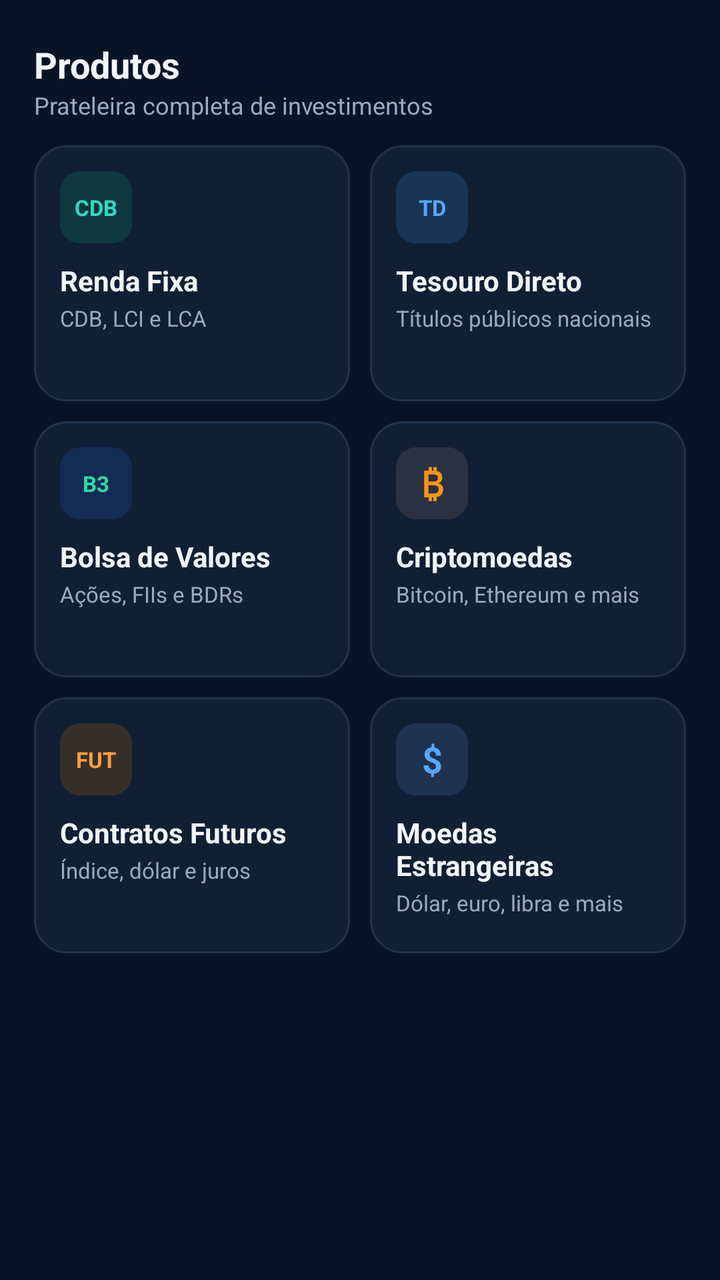
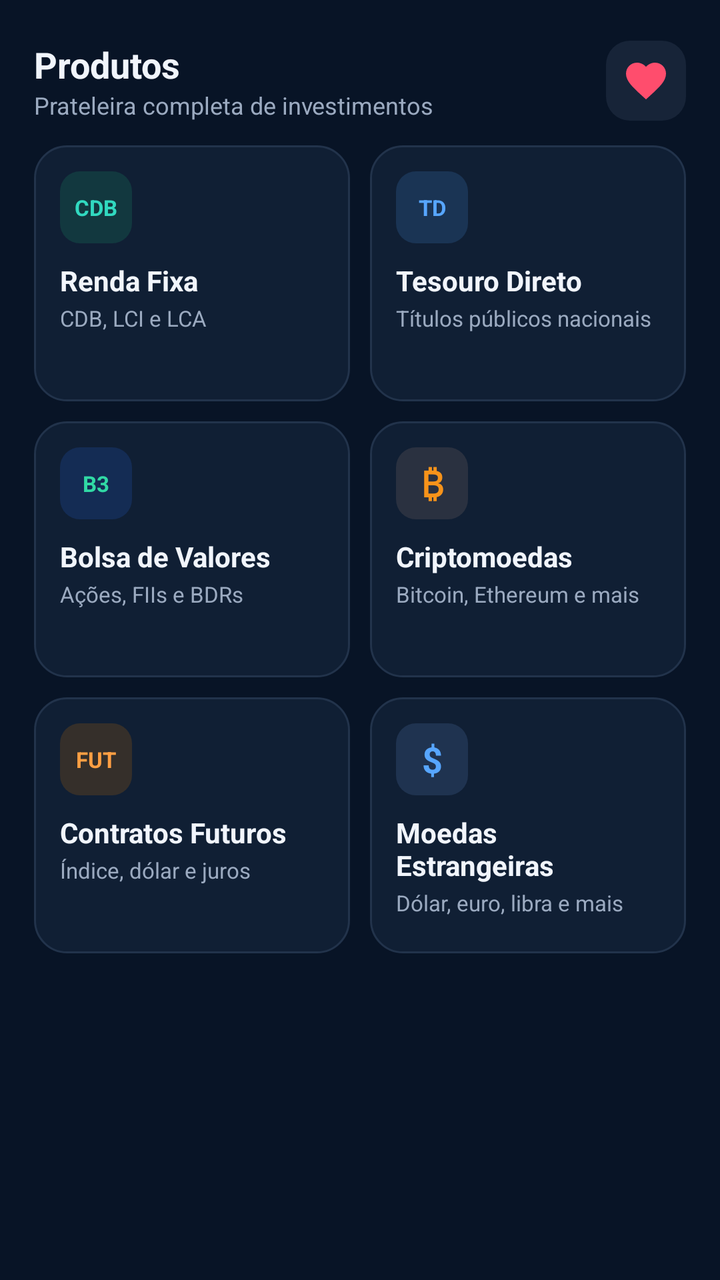

Two renders of the same Android screen: before a commit and after it. Below are the layout's source before the change and the commit's diff.
<!-- AndroidManifest.xml: application theme Theme.AccurancyMobileApp -->
<!-- res/layout/fragment_aportes.xml -->
<?xml version="1.0" encoding="utf-8"?>
<FrameLayout
    xmlns:android="http://schemas.android.com/apk/res/android"
    xmlns:app="http://schemas.android.com/apk/res-auto"
    android:layout_width="match_parent"
    android:layout_height="match_parent"
    android:background="#081426">

    <androidx.constraintlayout.widget.ConstraintLayout
        android:layout_width="match_parent"
        android:layout_height="match_parent">

        <ScrollView
            android:id="@+id/scrollProdutos"
            android:layout_width="0dp"
            android:layout_height="0dp"
            android:fillViewport="true"
            android:clipToPadding="false"
            android:overScrollMode="never"
            app:layout_constraintTop_toTopOf="parent"
            app:layout_constraintBottom_toBottomOf="parent"
            app:layout_constraintStart_toStartOf="parent"
            app:layout_constraintEnd_toEndOf="parent">

            <LinearLayout
                android:layout_width="match_parent"
                android:layout_height="wrap_content"
                android:orientation="vertical"
                android:paddingStart="17dp"
                android:paddingTop="20dp"
                android:paddingEnd="17dp"
                android:paddingBottom="20dp">

                
                <TextView
                    android:layout_width="match_parent"
                    android:layout_height="wrap_content"
                    android:text="Produtos"
                    android:textColor="#F1F5FC"
                    android:textSize="18sp"
                    android:textStyle="bold" />

                <TextView
                    android:layout_width="match_parent"
                    android:layout_height="wrap_content"
                    android:text="Prateleira completa de investimentos"
                    android:textColor="#9BAAC0"
                    android:textSize="12sp" />

                
                <LinearLayout
                    android:layout_width="match_parent"
                    android:layout_height="wrap_content"
                    android:layout_marginTop="12dp"
                    android:orientation="horizontal">

                    
                    <LinearLayout
                        android:id="@+id/cardRendaFixa"
                        android:layout_width="0dp"
                        android:layout_height="128dp"
                        android:layout_weight="1"
                        android:layout_marginEnd="5dp"
                        android:background="@drawable/bg_carteira_card"
                        android:clickable="true"
                        android:focusable="true"
                        android:orientation="vertical"
                        android:padding="13dp">

                        <TextView
                            android:layout_width="36dp"
                            android:layout_height="36dp"
                            android:background="@drawable/bg_icone_renda_fixa"
                            android:gravity="center"
                            android:text="CDB"
                            android:textColor="#31D9C0"
                            android:textSize="11sp"
                            android:textStyle="bold" />

                        <TextView
                            android:layout_width="match_parent"
                            android:layout_height="wrap_content"
                            android:layout_marginTop="9dp"
                            android:text="Renda Fixa"
                            android:textColor="#F1F5FC"
                            android:textSize="14sp"
                            android:textStyle="bold" />

                        <TextView
                            android:layout_width="match_parent"
                            android:layout_height="wrap_content"
                            android:layout_marginTop="2dp"
                            android:text="CDB, LCI e LCA"
                            android:textColor="#9BAAC0"
                            android:textSize="11sp" />

                    </LinearLayout>

                    
                    <LinearLayout
                        android:id="@+id/cardTesouroDireto"
                        android:layout_width="0dp"
                        android:layout_height="128dp"
                        android:layout_weight="1"
                        android:layout_marginStart="5dp"
                        android:background="@drawable/bg_carteira_card"
                        android:clickable="true"
                        android:focusable="true"
                        android:orientation="vertical"
                        android:padding="13dp">

                        <TextView
                            android:layout_width="36dp"
                            android:layout_height="36dp"
                            android:background="@drawable/bg_icone_tesouro"
                            android:gravity="center"
                            android:text="TD"
                            android:textColor="#57A6FF"
                            android:textSize="11sp"
                            android:textStyle="bold" />

                        <TextView
                            android:layout_width="match_parent"
                            android:layout_height="wrap_content"
                            android:layout_marginTop="9dp"
                            android:text="Tesouro Direto"
                            android:textColor="#F1F5FC"
                            android:textSize="14sp"
                            android:textStyle="bold" />

                        <TextView
                            android:layout_width="match_parent"
                            android:layout_height="wrap_content"
                            android:layout_marginTop="2dp"
                            android:text="Títulos públicos nacionais"
                            android:textColor="#9BAAC0"
                            android:textSize="11sp" />

                    </LinearLayout>

                </LinearLayout>

                
                <LinearLayout
                    android:layout_width="match_parent"
                    android:layout_height="wrap_content"
                    android:layout_marginTop="10dp"
                    android:orientation="horizontal">

                    
                    <LinearLayout
                        android:id="@+id/cardBolsaValores"
                        android:layout_width="0dp"
                        android:layout_height="128dp"
                        android:layout_weight="1"
                        android:layout_marginEnd="5dp"
                        android:background="@drawable/bg_carteira_card"
                        android:clickable="true"
                        android:focusable="true"
                        android:orientation="vertical"
                        android:padding="13dp">

                        <TextView
                            android:layout_width="36dp"
                            android:layout_height="36dp"
                            android:background="@drawable/bg_icone_renda_variavel"
                            android:gravity="center"
                            android:text="B3"
                            android:textColor="#31D9A5"
                            android:textSize="11sp"
                            android:textStyle="bold" />

                        <TextView
                            android:layout_width="match_parent"
                            android:layout_height="wrap_content"
                            android:layout_marginTop="9dp"
                            android:text="Bolsa de Valores"
                            android:textColor="#F1F5FC"
                            android:textSize="14sp"
                            android:textStyle="bold" />

                        <TextView
                            android:layout_width="match_parent"
                            android:layout_height="wrap_content"
                            android:layout_marginTop="2dp"
                            android:text="Ações, FIIs e BDRs"
                            android:textColor="#9BAAC0"
                            android:textSize="11sp" />

                    </LinearLayout>

                    
                    <LinearLayout
                        android:id="@+id/cardCriptomoedasAportes"
                        android:layout_width="0dp"
                        android:layout_height="128dp"
                        android:layout_weight="1"
                        android:layout_marginStart="5dp"
                        android:background="@drawable/bg_carteira_card"
                        android:clickable="true"
                        android:focusable="true"
                        android:orientation="vertical"
                        android:padding="13dp">

                        <TextView
                            android:layout_width="36dp"
                            android:layout_height="36dp"
                            android:background="@drawable/bg_categoria_cripto"
                            android:gravity="center"
                            android:text="₿"
                            android:textColor="#F7931A"
                            android:textSize="18sp"
                            android:textStyle="bold" />

                        <TextView
                            android:layout_width="match_parent"
                            android:layout_height="wrap_content"
                            android:layout_marginTop="9dp"
                            android:text="Criptomoedas"
                            android:textColor="#F1F5FC"
                            android:textSize="14sp"
                            android:textStyle="bold" />

                        <TextView
                            android:layout_width="match_parent"
                            android:layout_height="wrap_content"
                            android:layout_marginTop="2dp"
                            android:text="Bitcoin, Ethereum e mais"
                            android:textColor="#9BAAC0"
                            android:textSize="11sp" />

                    </LinearLayout>

                </LinearLayout>

                
                <LinearLayout
                    android:layout_width="match_parent"
                    android:layout_height="wrap_content"
                    android:layout_marginTop="10dp"
                    android:orientation="horizontal">

                    
                    <LinearLayout
                        android:id="@+id/cardFuturosAportes"
                        android:layout_width="0dp"
                        android:layout_height="128dp"
                        android:layout_weight="1"
                        android:layout_marginEnd="5dp"
                        android:background="@drawable/bg_carteira_card"
                        android:clickable="true"
                        android:focusable="true"
                        android:orientation="vertical"
                        android:padding="13dp">

                        <TextView
                            android:layout_width="36dp"
                            android:layout_height="36dp"
                            android:background="@drawable/bg_categoria_futuros"
                            android:gravity="center"
                            android:text="FUT"
                            android:textColor="#FF9F43"
                            android:textSize="11sp"
                            android:textStyle="bold" />

                        <TextView
                            android:layout_width="match_parent"
                            android:layout_height="wrap_content"
                            android:layout_marginTop="9dp"
                            android:text="Contratos Futuros"
                            android:textColor="#F1F5FC"
                            android:textSize="14sp"
                            android:textStyle="bold" />

                        <TextView
                            android:layout_width="match_parent"
                            android:layout_height="wrap_content"
                            android:layout_marginTop="2dp"
                            android:text="Índice, dólar e juros"
                            android:textColor="#9BAAC0"
                            android:textSize="11sp" />

                    </LinearLayout>

                    
                    <LinearLayout
                        android:id="@+id/cardMoedasAportes"
                        android:layout_width="0dp"
                        android:layout_height="128dp"
                        android:layout_weight="1"
                        android:layout_marginStart="5dp"
                        android:background="@drawable/bg_carteira_card"
                        android:clickable="true"
                        android:focusable="true"
                        android:orientation="vertical"
                        android:padding="13dp">

                        <TextView
                            android:layout_width="36dp"
                            android:layout_height="36dp"
                            android:background="@drawable/bg_categoria_moeda"
                            android:gravity="center"
                            android:text="$"
                            android:textColor="#57A6FF"
                            android:textSize="18sp"
                            android:textStyle="bold" />

                        <TextView
                            android:layout_width="match_parent"
                            android:layout_height="wrap_content"
                            android:layout_marginTop="9dp"
                            android:text="Moedas Estrangeiras"
                            android:textColor="#F1F5FC"
                            android:textSize="14sp"
                            android:textStyle="bold" />

                        <TextView
                            android:layout_width="match_parent"
                            android:layout_height="wrap_content"
                            android:layout_marginTop="2dp"
                            android:text="Dólar, euro, libra e mais"
                            android:textColor="#9BAAC0"
                            android:textSize="11sp" />

                    </LinearLayout>

                </LinearLayout>

            </LinearLayout>

        </ScrollView>

    </androidx.constraintlayout.widget.ConstraintLayout>

</FrameLayout>
<!-- resources referenced by this layout -->
<resources>
  <!-- drawable bg_carteira_card (drawable) -->
  <?xml version="1.0" encoding="utf-8"?>
  <shape xmlns:android="http://schemas.android.com/apk/res/android">
      <solid android:color="#101F34" />
      <stroke
          android:width="1dp"
          android:color="#22334B" />
      <corners android:radius="16dp" />
  </shape>
  <!-- drawable bg_categoria_cripto (drawable) -->
  <?xml version="1.0" encoding="utf-8"?>
  <shape xmlns:android="http://schemas.android.com/apk/res/android">
      <solid android:color="#2A3140" />
      <corners android:radius="10dp" />
  </shape>
  <!-- drawable bg_categoria_futuros (drawable) -->
  <?xml version="1.0" encoding="utf-8"?>
  <shape xmlns:android="http://schemas.android.com/apk/res/android">
      <solid android:color="#352F2A" />
      <corners android:radius="10dp" />
  </shape>
  <!-- drawable bg_categoria_moeda (drawable) -->
  <?xml version="1.0" encoding="utf-8"?>
  <shape xmlns:android="http://schemas.android.com/apk/res/android">
      <solid android:color="#1F3350" />
      <corners android:radius="10dp" />
  </shape>
  <!-- drawable bg_icone_renda_fixa (drawable) -->
  <?xml version="1.0" encoding="utf-8"?>
  <shape xmlns:android="http://schemas.android.com/apk/res/android">
      <solid android:color="#12383F" />
      <corners android:radius="10dp" />
  </shape>
  <!-- drawable bg_icone_renda_variavel (drawable) -->
  <?xml version="1.0" encoding="utf-8"?>
  <shape xmlns:android="http://schemas.android.com/apk/res/android">
      <solid android:color="#142C54" />
      <corners android:radius="10dp" />
  </shape>
  <!-- drawable bg_icone_tesouro (drawable) -->
  <?xml version="1.0" encoding="utf-8"?>
  <shape xmlns:android="http://schemas.android.com/apk/res/android">
      <solid android:color="#1A3454" />
      <corners android:radius="10dp" />
  </shape>
  <style name="Theme.AccurancyMobileApp" parent="Base.Theme.AccurancyMobileApp" />
  <style name="Base.Theme.AccurancyMobileApp" parent="Theme.Material3.DayNight.NoActionBar">
          
          
  
      </style>
</resources>

<!-- the commit's change to res/layout/fragment_aportes.xml (unified diff, before → after) -->
@@ -32,20 +32,46 @@
                 android:paddingBottom="20dp">
 
                 
-                <TextView
+                <LinearLayout
                     android:layout_width="match_parent"
                     android:layout_height="wrap_content"
-                    android:text="Produtos"
-                    android:textColor="#F1F5FC"
-                    android:textSize="18sp"
-                    android:textStyle="bold" />
-
-                <TextView
-                    android:layout_width="match_parent"
-                    android:layout_height="wrap_content"
-                    android:text="Prateleira completa de investimentos"
-                    android:textColor="#9BAAC0"
-                    android:textSize="12sp" />
+                    android:gravity="center_vertical"
+                    android:orientation="horizontal">
+
+                    <LinearLayout
+                        android:layout_width="0dp"
+                        android:layout_height="wrap_content"
+                        android:layout_weight="1"
+                        android:orientation="vertical">
+
+                        <TextView
+                            android:layout_width="match_parent"
+                            android:layout_height="wrap_content"
+                            android:text="Produtos"
+                            android:textColor="#F1F5FC"
+                            android:textSize="18sp"
+                            android:textStyle="bold" />
+
+                        <TextView
+                            android:layout_width="match_parent"
+                            android:layout_height="wrap_content"
+                            android:text="Prateleira completa de investimentos"
+                            android:textColor="#9BAAC0"
+                            android:textSize="12sp" />
+
+                    </LinearLayout>
+
+                    <ImageButton
+                        android:id="@+id/btnFavoritosProdutos"
+                        android:layout_width="40dp"
+                        android:layout_height="40dp"
+                        android:background="@drawable/bg_btn_icone"
+                        android:contentDescription="Abrir meus favoritos"
+                        android:padding="9dp"
+                        android:src="@drawable/ic_favorito_cheio"
+                        app:tint="#FF4D6D" />
+
+                </LinearLayout>
 
                 
                 <LinearLayout
<!-- resource entries referenced after the edit -->
@@ -1,5 +1,11 @@
 <!-- resources referenced by this layout -->
 <resources>
+  <!-- drawable bg_btn_icone (drawable) -->
+  <?xml version="1.0" encoding="utf-8"?>
+  <shape xmlns:android="http://schemas.android.com/apk/res/android">
+      <solid android:color="#172438"/>
+      <corners android:radius="12dp"/>
+  </shape>
   <!-- drawable bg_carteira_card (drawable) -->
   <?xml version="1.0" encoding="utf-8"?>
   <shape xmlns:android="http://schemas.android.com/apk/res/android">
@@ -45,6 +51,17 @@
       <solid android:color="#1A3454" />
       <corners android:radius="10dp" />
   </shape>
+  <!-- drawable ic_favorito_cheio (drawable) -->
+  <?xml version="1.0" encoding="utf-8"?>
+  <vector xmlns:android="http://schemas.android.com/apk/res/android"
+      android:width="24dp"
+      android:height="24dp"
+      android:viewportWidth="24"
+      android:viewportHeight="24">
+      <path
+          android:fillColor="#FFFFFF"
+          android:pathData="M12,21.35l-1.45,-1.32C5.4,15.36 2,12.28 2,8.5 2,5.42 4.42,3 7.5,3c1.74,0 3.41,0.81 4.5,2.09C13.09,3.81 14.76,3 16.5,3 19.58,3 22,5.42 22,8.5c0,3.78 -3.4,6.86 -8.55,11.54L12,21.35z" />
+  </vector>
   <style name="Theme.AccurancyMobileApp" parent="Base.Theme.AccurancyMobileApp" />
   <style name="Base.Theme.AccurancyMobileApp" parent="Theme.Material3.DayNight.NoActionBar">
           
